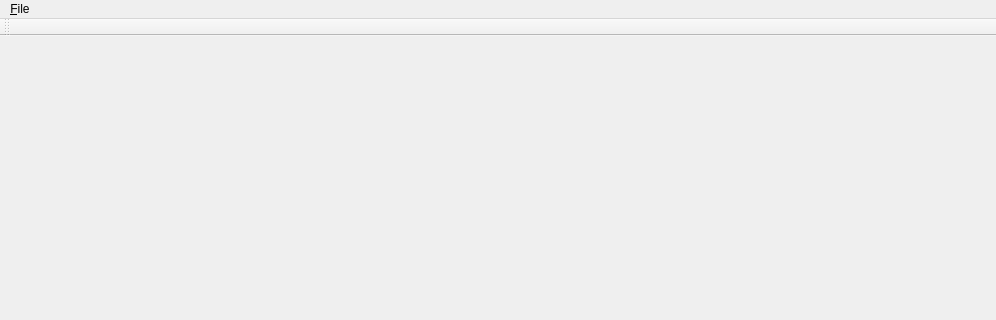
The window that mainwindow.ui (NSLS-II/qcintiming) describes before a commit, drawn with Qt 5; both pictures show x 0 to 996 and y 0 to 320 of the 996 by 1059 pixel window.
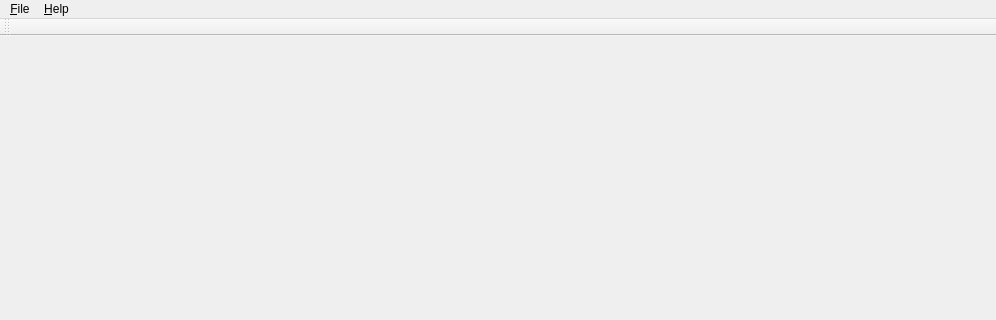
The same window after the commit.

The edit to the form file:
```diff
--- a/mainwindow.ui
+++ b/mainwindow.ui
@@ -30,8 +30,17 @@
     <addaction name="actionOpen_Timing_File"/>
     <addaction name="separator"/>
     <addaction name="actionSave_Timing_File"/>
+    <addaction name="separator"/>
+    <addaction name="actionE_xit"/>
+   </widget>
+   <widget class="QMenu" name="menu_Help">
+    <property name="title">
+     <string>&amp;Help</string>
+    </property>
+    <addaction name="actionAbout"/>
    </widget>
    <addaction name="menu_File"/>
+   <addaction name="menu_Help"/>
   </widget>
   <widget class="QToolBar" name="mainToolBar">
    <attribute name="toolBarArea">
```
Left out of the diff: 32 changed lines with no effect on the pictures.
